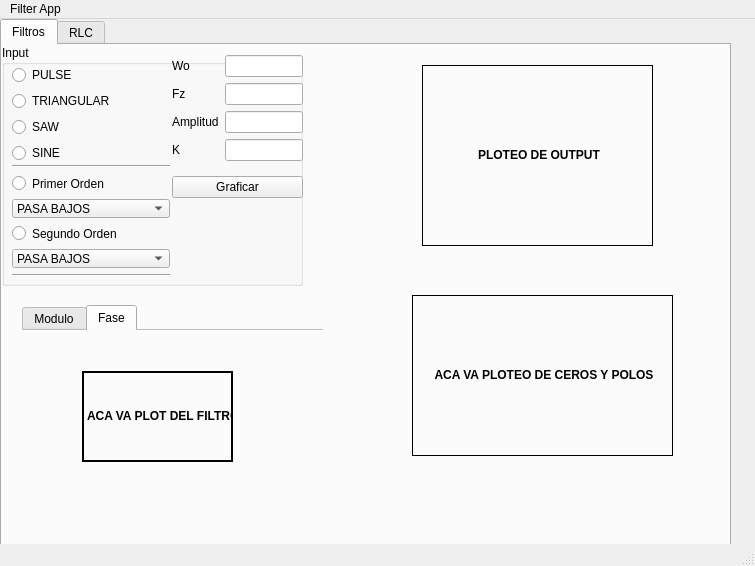
The window that gui_principal.ui (mcorcos/TpFinalELECTROTECNIA) describes before a commit, drawn with Qt 5.
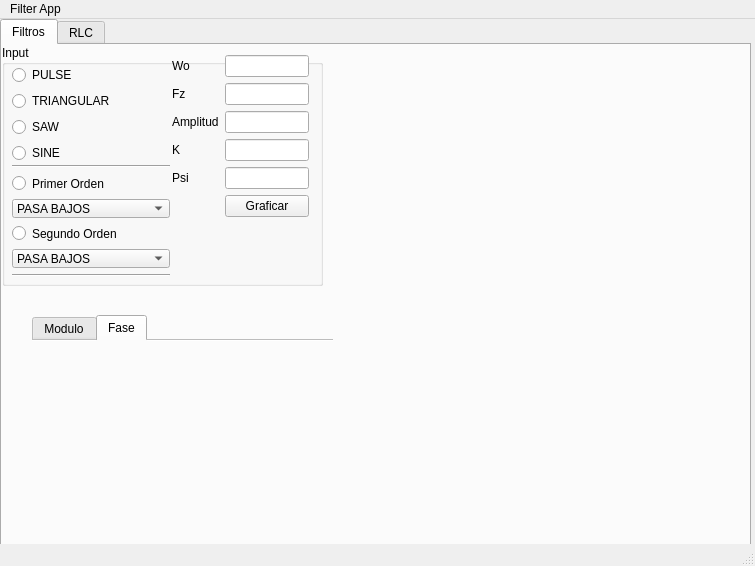
The same window after the commit.

Commit message: avance en matplotlib

What changed in the file:
```diff
--- a/gui_principal.ui
+++ b/gui_principal.ui
@@ -22,8 +22,8 @@
      <rect>
       <x>0</x>
       <y>0</y>
-      <width>731</width>
-      <height>531</height>
+      <width>751</width>
+      <height>541</height>
      </rect>
     </property>
     <property name="currentIndex">
@@ -38,7 +38,7 @@
        <rect>
         <x>0</x>
         <y>0</y>
-        <width>301</width>
+        <width>321</width>
         <height>241</height>
        </rect>
       </property>
@@ -56,8 +56,8 @@
         <rect>
          <x>170</x>
          <y>10</y>
-         <width>131</width>
-         <height>165</height>
+         <width>137</width>
+         <height>221</height>
         </rect>
        </property>
        <layout class="QFormLayout" name="formLayout">
@@ -101,20 +101,23 @@
         <item row="3" column="1">
          <widget class="QLineEdit" name="inputK"/>
         </item>
-        <item row="4" column="0">
-         <widget class="Line" name="line">
-          <property name="orientation">
-           <enum>Qt::Horizontal</enum>
-          </property>
-         </widget>
-        </item>
-        <item row="5" column="0" colspan="2">
+        <item row="5" column="1">
          <widget class="QPushButton" name="graphicButton">
           <property name="text">
            <string>Graficar</string>
           </property>
          </widget>
         </item>
+        <item row="4" column="1">
+         <widget class="QLineEdit" name="inputPsi"/>
+        </item>
+        <item row="4" column="0">
+         <widget class="QLabel" name="label_11">
+          <property name="text">
+           <string>Psi</string>
+          </property>
+         </widget>
+        </item>
        </layout>
       </widget>
       <widget class="QWidget" name="verticalLayoutWidget">
@@ -122,7 +125,7 @@
         <rect>
          <x>10</x>
          <y>20</y>
-         <width>101</width>
+         <width>105</width>
          <height>101</height>
         </rect>
        </property>
@@ -271,27 +274,11 @@
        </layout>
       </widget>
      </widget>
-     <widget class="QLabel" name="label_5">
-      <property name="geometry">
-       <rect>
-        <x>420</x>
-        <y>20</y>
-        <width>231</width>
-        <height>181</height>
-       </rect>
-      </property>
-      <property name="frameShape">
-       <enum>QFrame::Box</enum>
-      </property>
-      <property name="text">
-       <string>&lt;html&gt;&lt;head/&gt;&lt;body&gt;&lt;p align=&quot;center&quot;&gt;&lt;span style=&quot; font-weight:600;&quot;&gt;      PLOTEO DE OUTPUT&lt;/span&gt;&lt;/p&gt;&lt;/body&gt;&lt;/html&gt;</string>
-      </property>
-     </widget>
      <widget class="QTabWidget" name="tabWidget_2">
       <property name="geometry">
        <rect>
-        <x>20</x>
-        <y>260</y>
+        <x>30</x>
+        <y>270</y>
         <width>301</width>
         <height>221</height>
        </rect>
@@ -317,42 +304,40 @@
        <attribute name="title">
         <string>Fase</string>
        </attribute>
-       <widget class="QLabel" name="label_6">
+       <widget class="QWidget" name="verticalLayoutWidget_6">
         <property name="geometry">
          <rect>
-          <x>60</x>
-          <y>40</y>
-          <width>151</width>
-          <height>91</height>
+          <x>20</x>
+          <y>20</y>
+          <width>261</width>
+          <height>161</height>
          </rect>
         </property>
-        <property name="frameShape">
-         <enum>QFrame::WinPanel</enum>
-        </property>
-        <property name="text">
-         <string>&lt;html&gt;&lt;head/&gt;&lt;body&gt;&lt;p align=&quot;center&quot;&gt;&lt;span style=&quot; font-weight:600;&quot;&gt;ACA VA PLOT DEL FILTRO&lt;/span&gt;&lt;/p&gt;&lt;/body&gt;&lt;/html&gt;</string>
-        </property>
+        <layout class="QVBoxLayout" name="graphic_04"/>
        </widget>
       </widget>
      </widget>
-     <widget class="QLabel" name="label_7">
+     <widget class="QWidget" name="verticalLayoutWidget_3">
       <property name="geometry">
        <rect>
-        <x>410</x>
-        <y>250</y>
-        <width>261</width>
-        <height>161</height>
+        <x>370</x>
+        <y>20</y>
+        <width>361</width>
+        <height>221</height>
        </rect>
       </property>
-      <property name="frameShape">
-       <enum>QFrame::Box</enum>
+      <layout class="QVBoxLayout" name="graphic_01"/>
+     </widget>
+     <widget class="QWidget" name="verticalLayoutWidget_4">
+      <property name="geometry">
+       <rect>
+        <x>370</x>
+        <y>270</y>
+        <width>361</width>
+        <height>231</height>
+       </rect>
       </property>
-      <property name="text">
-       <string>&lt;html&gt;&lt;head/&gt;&lt;body&gt;&lt;p align=&quot;center&quot;&gt;&lt;span style=&quot; font-weight:600;&quot;&gt;ACA VA PLOTEO DE CEROS Y POLOS&lt;/span&gt;&lt;/p&gt;&lt;/body&gt;&lt;/html&gt;</string>
-      </property>
-      <property name="wordWrap">
-       <bool>false</bool>
-      </property>
+      <layout class="QVBoxLayout" name="graphic_02"/>
      </widget>
     </widget>
     <widget class="QWidget" name="tab_2">
```
Left out of the diff: 31 changed lines with no effect on the pictures. The commit also changes 1 other file.
